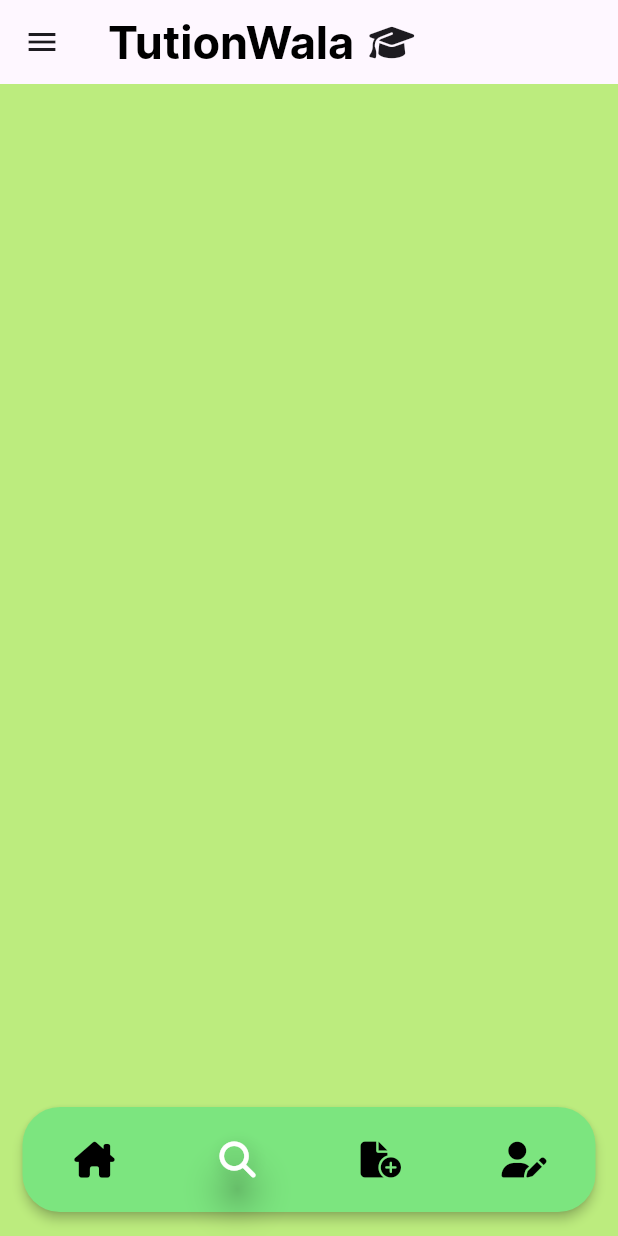
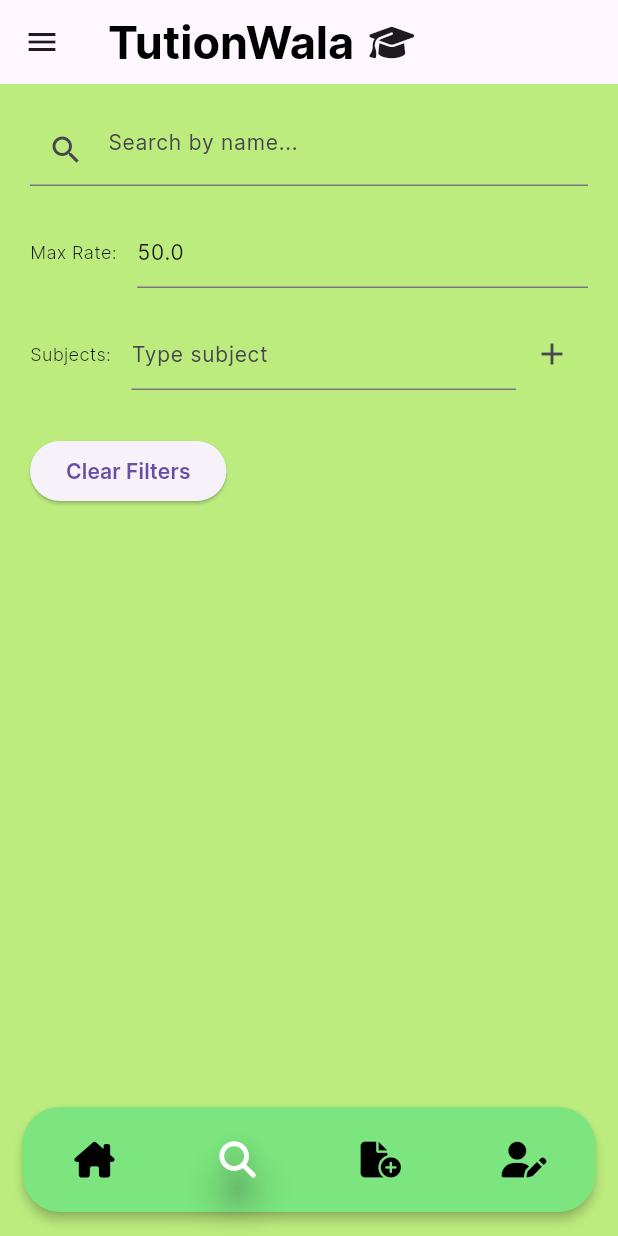
Before and after one commit to YahyaAhmedKhan/AppDev-TutionWala, a Flutter app: the UserHomePage screen opened directly, swiped to page 2, on a phone screen of 412 x 824 dp. Run offline on Flutter 3.47's test engine with Material 2 defaults, Android fonts, the phone set to English and light mode, and no system bars; our stand-ins replace animated_toggle_switch, cloud_firestore, firebase_auth, firebase_core, flutter_rating_stars, flutter_riverpod and 5 more; missing offline and left inert: async_button_builder, dart:ffi, date_picker_plus; accounts and stored records are empty.

Commit message:
implemented serach as well

```diff
--- /dev/null
+++ b/lib/pages/search_tutor_page.dart
@@ -0,0 +1,186 @@
+import 'package:flutter/material.dart';
+import 'package:flutter_riverpod/flutter_riverpod.dart';
+import 'package:tution_wala/providers/tutors_provider.dart';
+import 'package:tution_wala/widgets/filtered_tutor_list.dart';
+import 'package:tution_wala/widgets/tutor_list.dart';
+
+class SearchTutorsPage extends StatefulWidget {
+  @override
+  _SearchTutorsPageState createState() => _SearchTutorsPageState();
+}
+
+class _SearchTutorsPageState extends State<SearchTutorsPage> {
+  double maxRate = 50.0;
+  List<String> selectedSubjects = [];
+  String searchName = '';
+  TextEditingController subjectsController = TextEditingController();
+  List<String> allSubjects = ['Math', 'Science', 'English', 'History'];
+
+  @override
+  Widget build(BuildContext context) {
+    return Scaffold(
+      backgroundColor: Colors.transparent,
+      body: Padding(
+        padding: const EdgeInsets.all(20.0),
+        child: Column(
+          crossAxisAlignment: CrossAxisAlignment.start,
+          children: [
+            TextField(
+              decoration: InputDecoration(
+                hintText: 'Search by name...',
+                prefixIcon: Icon(Icons.search),
+              ),
+              onChanged: (value) {
+                setState(() {
+                  searchName = value;
+                });
+              },
+            ),
+            SizedBox(height: 20),
+            Row(
+              children: [
+                Text('Max Rate: '),
+                SizedBox(width: 10),
+                // Use a TextFormField for double input
+                Flexible(
+                  child: TextFormField(
+                    initialValue: maxRate.toString(),
+                    keyboardType:
+                        TextInputType.numberWithOptions(decimal: true),
+                    onChanged: (value) {
+                      setState(() {
+                        maxRate = double.tryParse(value) ?? maxRate;
+                      });
+                    },
+                  ),
+                ),
+              ],
+            ),
+            SizedBox(height: 20),
+            Row(
+              children: [
+                Text('Subjects: '),
+                SizedBox(width: 10),
+                Expanded(
+                  child: Autocomplete<String>(
+                    optionsBuilder: (TextEditingValue textEditingValue) {
+                      final query = textEditingValue.text.toLowerCase();
+                      return allSubjects
+                          .where((subject) =>
+                              subject.toLowerCase().contains(query))
+                          .toList();
+                    },
+                    onSelected: (String selectedSubject) {
+                      setState(() {
+                        selectedSubjects.add(selectedSubject);
+                        subjectsController.clear();
+                      });
+                    },
+                    fieldViewBuilder: (BuildContext context,
+                        TextEditingController textEditingController,
+                        FocusNode focusNode,
+                        VoidCallback onFieldSubmitted) {
+                      return TextField(
+                        controller: subjectsController,
+                        focusNode: focusNode,
+                        onChanged: (value) {
+                          // Implement autofill logic here
+                          setState(() {});
+                        },
+                        onSubmitted: (value) {
+                          // Add submitted subject to the list of selected subjects
+                          setState(() {
+                            if (allSubjects.contains(value)) {
+                              selectedSubjects.add(value);
+                              subjectsController.clear();
+                            }
+                          });
+                        },
+                        decoration: InputDecoration(
+                          hintText: 'Type subject',
+                        ),
+                      );
+                    },
+                    optionsViewBuilder: (BuildContext context,
+                        AutocompleteOnSelected<String> onSelected,
+                        Iterable<String> options) {
+                      return Align(
+                        alignment: Alignment.topLeft,
+                        child: Material(
+                          elevation: 4.0,
+                          child: SizedBox(
+                            height: 200.0,
+                            child: ListView(
+                              children: options
+                                  .map((String option) => ListTile(
+                                        title: Text(option),
+                                        onTap: () {
+                                          onSelected(option);
+                                        },
+                                      ))
+                                  .toList(),
+                            ),
+                          ),
+                        ),
+                      );
+                    },
+                  ),
+                ),
+                IconButton(
+                  icon: Icon(Icons.add),
+                  onPressed: () {
+                    String subject = subjectsController.text.trim();
+                    if (subject.isNotEmpty &&
+                        !selectedSubjects.contains(subject)) {
+                      setState(() {
+                        selectedSubjects.add(subject);
+                        subjectsController.clear();
+                      });
+                    }
+                  },
+                ),
+              ],
+            ),
+            SizedBox(height: 10),
+            Wrap(
+              spacing: 8.0,
+              runSpacing: 4.0,
+              children: selectedSubjects
+                  .map(
+                    (subject) => Chip(
+                      label: Text(subject),
+                      onDeleted: () {
+                        setState(() {
+                          selectedSubjects.remove(subject);
+                        });
+                      },
+                    ),
+                  )
+                  .toList(),
+            ),
+            SizedBox(height: 20),
+            ElevatedButton(
+              onPressed: () {
+                // Clear all filters
+                setState(() {
+                  maxRate = 50.0;
+                  selectedSubjects.clear();
+                  searchName = '';
+                });
+              },
+              child: Text('Clear Filters'),
+            ),
+            SizedBox(height: 20),
+            Expanded(
+              child: FilteredTutorListWidget(
+                maxRate: maxRate,
+                subjects: selectedSubjects,
+                name: searchName,
+              ),
+            ),
+          ],
+        ),
+      ),
+    );
+  }
+}
--- a/lib/pages/user-home-page.dart
+++ b/lib/pages/user-home-page.dart
@@ -5,6 +5,7 @@
 import 'package:font_awesome_flutter/font_awesome_flutter.dart';
 import 'package:tution_wala/pages/auth_check_page.dart';
 import 'package:tution_wala/pages/contracts_page.dart';
+import 'package:tution_wala/pages/search_tutor_page.dart';
 import 'package:tution_wala/pages/tutor_current_contracts_list.dart';
 import 'package:tution_wala/pages/tutor_list_page.dart';
 import 'package:tution_wala/providers/auth_state_notifier.dart';
@@ -93,7 +94,7 @@
           },
           children: [
             TutorsListPage(),
-            Center(),
+            SearchTutorsPage(),
             ContractsPage(),
             ProfilePage(),
           ],
--- /dev/null
+++ b/lib/widgets/filtered_tutor_list.dart
@@ -0,0 +1,85 @@
+import 'dart:math';
+
+import 'package:flutter/cupertino.dart';
+import 'package:flutter/material.dart';
+import 'package:flutter_riverpod/flutter_riverpod.dart';
+import 'package:tution_wala/constants/image_paths.dart';
+import 'package:tution_wala/models/tutor.dart';
+import 'package:tution_wala/providers/tutors_provider.dart';
+import 'package:tution_wala/widgets/tutor_card.dart';
+
+class FilteredTutorListWidget extends ConsumerWidget {
+  final double maxRate;
+  final List<String> subjects;
+  final String name;
+
+  const FilteredTutorListWidget({
+    Key? key,
+    required this.maxRate,
+    required this.subjects,
+    required this.name,
+  }) : super(key: key);
+
+  @override
+  Widget build(BuildContext context, WidgetRef ref) {
+    final tutorsFutureAsyncValue = ref.watch(tutorsFutureProvider);
+
+    return tutorsFutureAsyncValue.when(
+      data: (querySnapshot) {
+        final tutorDocs = querySnapshot.docs;
+
+        final filteredTutors = tutorDocs
+            .map((tutorDoc) => Tutor.fromFirestore(tutorDoc))
+            .where((tutor) {
+          // Filter tutors by max rate
+          if (tutor.hourlyRate > maxRate) return false;
+
+          // Filter tutors by first name
+          final fullName = "${tutor.firstName} ${tutor.lastName}";
+          if (!fullName.toLowerCase().contains(name.toLowerCase())) {
+            return false;
+          }
+          // Filter tutors by subjects
+          if (subjects.isNotEmpty &&
+              !listContainsAll(tutor.subjects, subjects)) {
+            return false;
+          }
+
+          return true;
+        }).toList();
+
+        return ListView.builder(
+          itemCount: filteredTutors.length + 1,
+          itemBuilder: (context, index) {
+            if (index < filteredTutors.length) {
+              final tutor = filteredTutors[index];
+              return Padding(
+                padding: const EdgeInsets.only(bottom: 15),
+                child: TutorCard(
+                  tutor: tutor,
+                  imageUrl: boyPics[Random().nextInt(4)],
+                ),
+              );
+            } else {
+              return Container(
+                height: MediaQuery.of(context).size.height * 0.5,
+              );
+            }
+          },
+        );
+      },
+      loading: () => const Center(child: CircularProgressIndicator()),
+      error: (error, stackTrace) => Center(child: Text('Error: $error')),
+    );
+  }
+
+  // Custom function to check if all elements of one list are contained in another list
+  bool listContainsAll(List<String> list, List<String> sublist) {
+    for (var item in sublist) {
+      if (!list.contains(item)) {
+        return false;
+      }
+    }
+    return true;
+  }
+}
```
